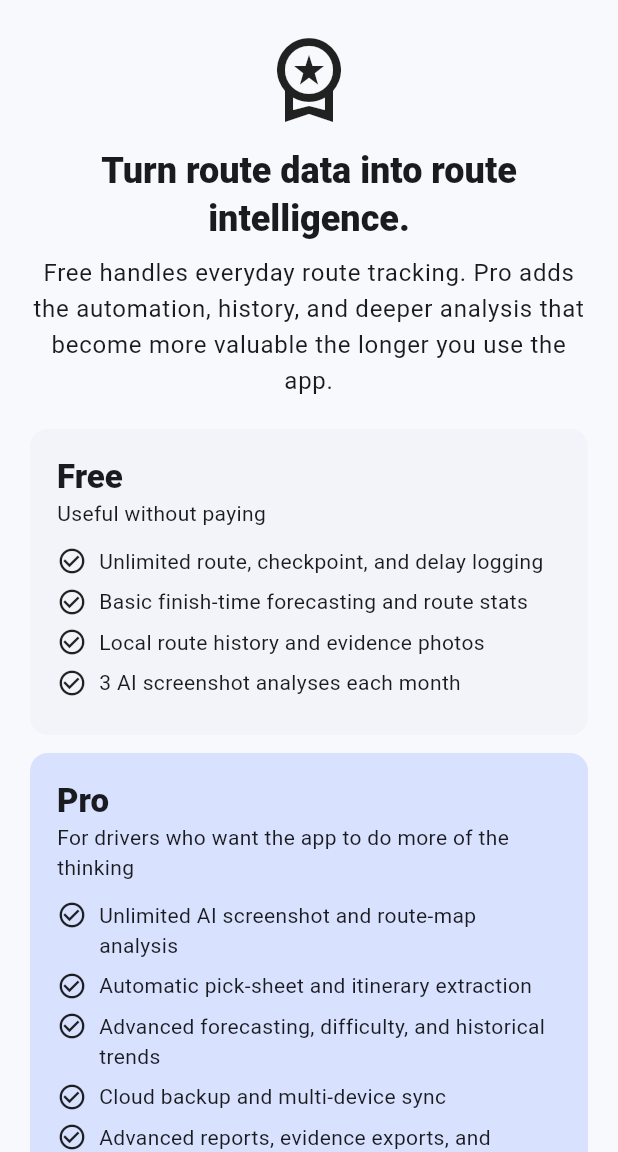
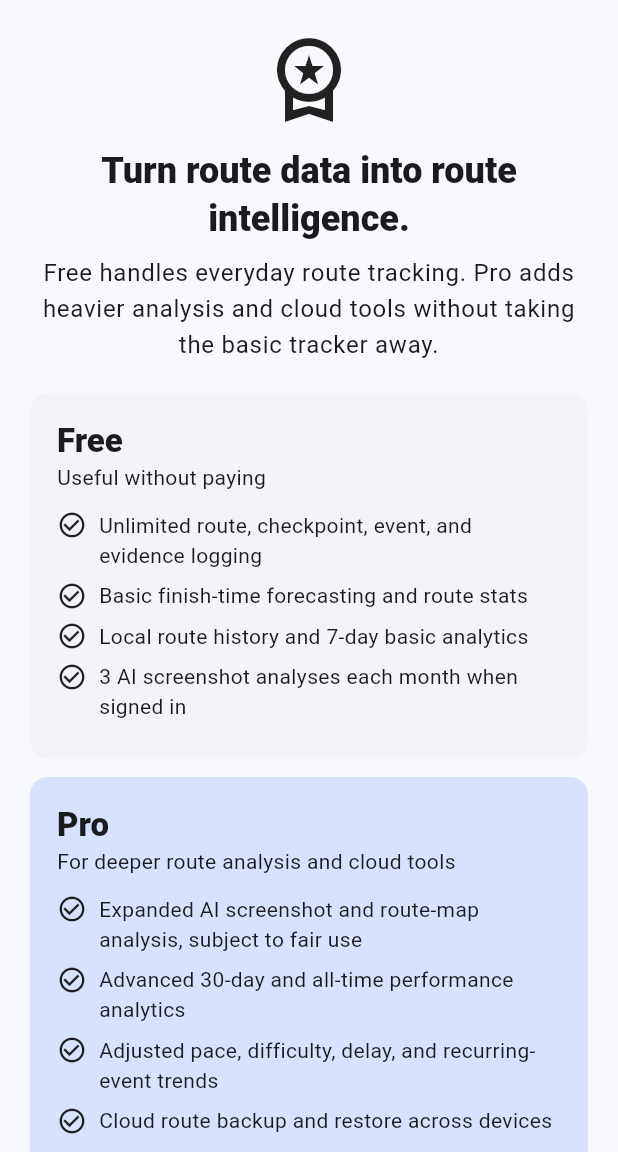
Before and after one commit to halldustin54dh-cmd/route-performance-tracker, a Flutter app: the PaywallScreen screen opened directly, on a phone screen of 412 x 824 dp, the part 84-1236 px from its top. Run offline on Flutter 3.47's test engine with Material 3 defaults, Android fonts, the phone set to English and light mode, and no system bars; our stand-ins replace image_picker, in_app_purchase, sqflite, supabase_flutter; missing offline and left inert: google_mlkit_text_recognition; accounts and stored records are empty.

Commit message:
Make Pro paywall accurate and add subscription management link

```diff
--- a/lib/screens/paywall_screen.dart
+++ b/lib/screens/paywall_screen.dart
@@ -1,6 +1,7 @@
 import 'dart:async';
 import 'package:flutter/material.dart';
 import 'package:in_app_purchase/in_app_purchase.dart';
+import 'package:url_launcher/url_launcher.dart';
 import '../services/subscription_service.dart';
 
 class PaywallScreen extends StatefulWidget {
@@ -52,6 +53,13 @@ class _PaywallScreenState extends State<PaywallScreen> {
     }
   }
 
+  Future<void> _manageSubscriptions() async {
+    final uri = Uri.parse('https://play.google.com/store/account/subscriptions');
+    if (!await launchUrl(uri, mode: LaunchMode.externalApplication) && mounted) {
+      ScaffoldMessenger.of(context).showSnackBar(const SnackBar(content: Text('Could not open Google Play subscription management.')));
+    }
+  }
+
   @override
   Widget build(BuildContext context) {
     final theme = Theme.of(context);
@@ -64,29 +72,28 @@ class _PaywallScreenState extends State<PaywallScreen> {
           const SizedBox(height: 14),
           Text('Turn route data into route intelligence.', textAlign: TextAlign.center, style: theme.textTheme.headlineSmall?.copyWith(fontWeight: FontWeight.w800)),
           const SizedBox(height: 8),
-          Text('Free handles everyday route tracking. Pro adds the automation, history, and deeper analysis that become more valuable the longer you use the app.', textAlign: TextAlign.center, style: theme.textTheme.bodyLarge),
+          Text('Free handles everyday route tracking. Pro adds heavier analysis and cloud tools without taking the basic tracker away.', textAlign: TextAlign.center, style: theme.textTheme.bodyLarge),
           const SizedBox(height: 20),
           const _PlanCard(
             title: 'Free',
             subtitle: 'Useful without paying',
             features: [
-              'Unlimited route, checkpoint, and delay logging',
+              'Unlimited route, checkpoint, event, and evidence logging',
               'Basic finish-time forecasting and route stats',
-              'Local route history and evidence photos',
-              '3 AI screenshot analyses each month',
+              'Local route history and 7-day basic analytics',
+              '3 AI screenshot analyses each month when signed in',
             ],
           ),
           const SizedBox(height: 12),
           const _PlanCard(
             title: 'Pro',
-            subtitle: 'For drivers who want the app to do more of the thinking',
+            subtitle: 'For deeper route analysis and cloud tools',
             highlighted: true,
             features: [
-              'Unlimited AI screenshot and route-map analysis',
-              'Automatic pick-sheet and itinerary extraction',
-              'Advanced forecasting, difficulty, and historical trends',
-              'Cloud backup and multi-device sync',
-              'Advanced reports, evidence exports, and comparisons',
+              'Expanded AI screenshot and route-map analysis, subject to fair use',
+              'Advanced 30-day and all-time performance analytics',
+              'Adjusted pace, difficulty, delay, and recurring-event trends',
+              'Cloud route backup and restore across devices',
             ],
           ),
           const SizedBox(height: 20),
@@ -110,8 +117,9 @@ class _PaywallScreenState extends State<PaywallScreen> {
                 )),
           const SizedBox(height: 8),
           TextButton.icon(onPressed: SubscriptionService.instance.restore, icon: const Icon(Icons.restore), label: const Text('Restore Purchases')),
+          TextButton.icon(onPressed: _manageSubscriptions, icon: const Icon(Icons.open_in_new), label: const Text('Manage or Cancel in Google Play')),
           const SizedBox(height: 12),
-          const Text('Prices and billing periods are shown by your app store. A purchase is verified by our server before Pro access is activated.', textAlign: TextAlign.center),
+          const Text('Google Play shows the final price, billing period, renewal terms, and cancellation controls before purchase. Pro activates only after server verification.', textAlign: TextAlign.center),
         ],
       ),
     );
```
Lines whose indentation alone changed are shown as unchanged.
